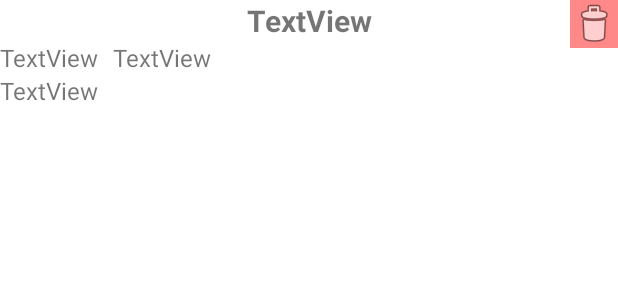
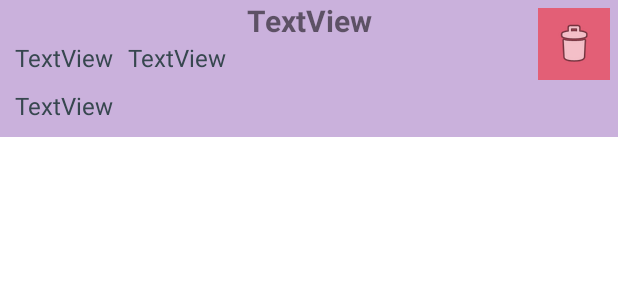
Before and after one commit to ivonaaa/GoTravel-Android, an Android app: the layout trip_layout.xml on its own in the app's theme, with its tools: preview values and no code run, on a phone screen of 412 x 824 dp. Shown: the top 300 px of the screen. Run offline under Robolectric (Android 15) with nearby library versions, the phone set to English and light mode, and no system bars.

Commit message:
Change color of flight and trip layout

```diff
--- a/Go Travel/app/src/main/res/layout/trip_layout.xml
+++ b/Go Travel/app/src/main/res/layout/trip_layout.xml
@@ -3,25 +3,33 @@
     xmlns:app="http://schemas.android.com/apk/res-auto"
     xmlns:tools="http://schemas.android.com/tools"
     android:layout_width="match_parent"
-    android:layout_height="wrap_content">
+    android:layout_height="wrap_content"
+    android:background="#9AA77EC5">
 
     <ImageButton
         android:id="@+id/tripDeleteButton"
         android:layout_width="wrap_content"
         android:layout_height="wrap_content"
+        android:layout_marginTop="5dp"
+        android:layout_marginEnd="5dp"
         android:background="#77FF0000"
-        android:contentDescription="delete"
+        android:contentDescription="@string/delete"
+        android:minWidth="48dp"
+        android:minHeight="48dp"
         app:layout_constraintEnd_toEndOf="parent"
         app:layout_constraintTop_toTopOf="parent"
         app:srcCompat="@android:drawable/ic_menu_delete"
-        tools:ignore="SpeakableTextPresentCheck" />
+        tools:ignore="SpeakableTextPresentCheck,ImageContrastCheck" />
 
     <TextView
         android:id="@+id/tripInfoTextView"
         android:layout_width="wrap_content"
         android:layout_height="wrap_content"
-        android:layout_marginBottom="20dp"
-        android:text="TextView"
+        android:layout_marginStart="10dp"
+        android:layout_marginTop="10dp"
+        android:layout_marginBottom="10dp"
+        android:text="@string/textview"
+        android:textColor="#37474F"
         android:textSize="16sp"
         app:layout_constraintBottom_toBottomOf="parent"
         app:layout_constraintStart_toStartOf="parent"
@@ -32,7 +40,8 @@
         android:layout_width="wrap_content"
         android:layout_height="wrap_content"
         android:layout_marginStart="10dp"
-        android:text="TextView"
+        android:text="@string/textview"
+        android:textColor="#37474F"
         android:textSize="16sp"
         app:layout_constraintStart_toEndOf="@+id/tripLocatonTextView"
         app:layout_constraintTop_toBottomOf="@+id/tripNameTextView" />
@@ -41,7 +50,9 @@
         android:id="@+id/tripLocatonTextView"
         android:layout_width="wrap_content"
         android:layout_height="wrap_content"
-        android:text="TextView"
+        android:layout_marginStart="10dp"
+        android:text="@string/textview"
+        android:textColor="#37474F"
         android:textSize="16sp"
         app:layout_constraintStart_toStartOf="parent"
         app:layout_constraintTop_toBottomOf="@+id/tripNameTextView" />
@@ -50,7 +61,7 @@
         android:id="@+id/tripNameTextView"
         android:layout_width="wrap_content"
         android:layout_height="wrap_content"
-        android:text="TextView"
+        android:text="@string/textview"
         android:textSize="20sp"
         android:textStyle="bold"
         app:layout_constraintEnd_toEndOf="parent"
--- a/Go Travel/app/src/main/res/values/strings.xml
+++ b/Go Travel/app/src/main/res/values/strings.xml
@@ -33,4 +33,6 @@
     <string name="departureDateTime">Departure date and time :</string>
     <string name="arrivalDateTime">Arrival date and time :</string>
     <string name="flightNumber">Flight number: </string>
+    <string name="textview">TextView</string>
+    <string name="delete">delete</string>
 </resources>
```
Also changed, not shown: Go Travel/app/src/main/res/layout/flight_layout.xml (+16 -6 lines).
